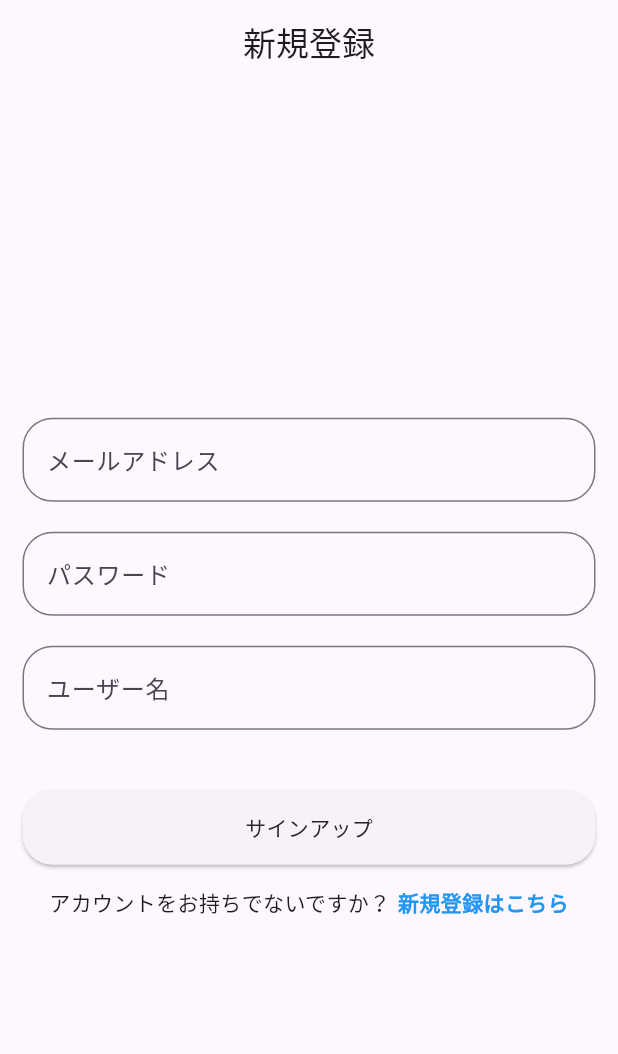
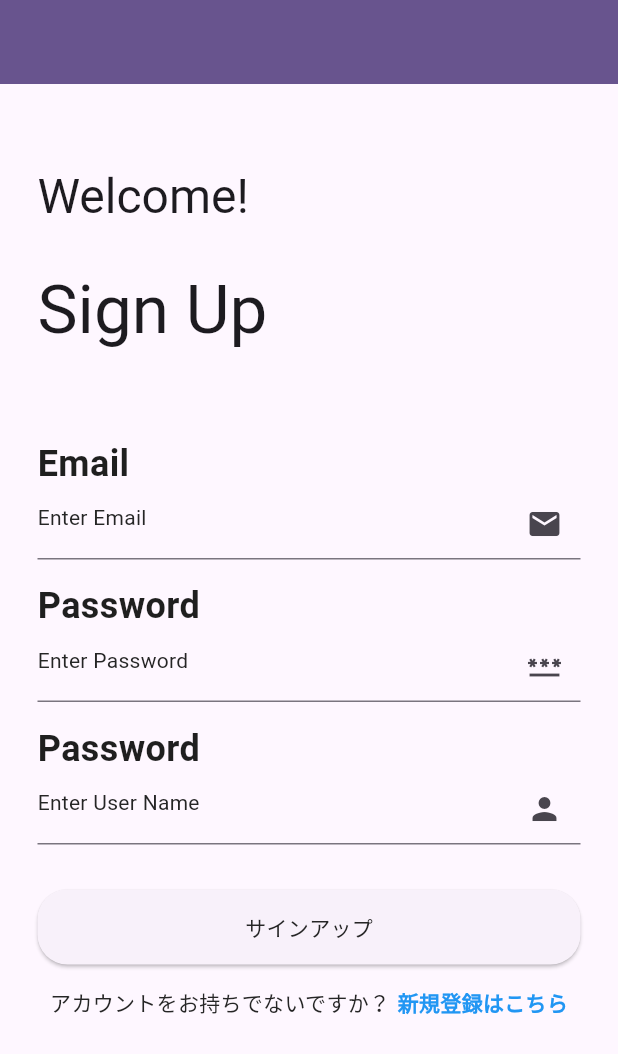
Before and after one commit to HamadaStudy/ez_vocab, a Flutter app: the screen it shows after launch, on a phone screen of 412 x 824 dp. Shown: the top 1054 px of the screen. Run offline on Flutter 3.47's test engine with Material 3 defaults, Android fonts, the light colour scheme and no system bars; Roboto replaces fonts that are missing (WorkSans).

Commit message:
sign upページのデザイン変更

```diff
--- a/lib/features/auth/views/screens/sign_in_screen.dart
+++ b/lib/features/auth/views/screens/sign_in_screen.dart
@@ -44,13 +44,15 @@ class _SignInScreenState extends State<SignInScreen> {
           children: <Widget>[
             AuthCustomTextField(
               controller: _emailController,
-              labelText: 'メールアドレス',
+              hintText: 'Enter Email',
               keyboardType: TextInputType.emailAddress,
+              suffixIcon: Icon(Icons.email),
             ),
             AuthCustomTextField(
               controller: _passwordController,
-              labelText: 'パスワード',
-              obscureText: true, // パスワードは非表示にする
+              hintText: 'Enter Password',
+              obscureText: true,
+              suffixIcon: Icon(Icons.password),
             ),
             kGap30,
             AuthCustomButton(text: 'サインイン', onPressed: _handleSignIn),
--- a/lib/features/auth/views/screens/sign_up_screen.dart
+++ b/lib/features/auth/views/screens/sign_up_screen.dart
@@ -40,25 +40,39 @@ class _SignUpScreenState extends State<SignUpScreen> {
   @override
   Widget build(BuildContext context) {
     return Scaffold(
-      appBar: AppBar(title: const Text('新規登録'), centerTitle: true),
+      backgroundColor: Theme.of(context).colorScheme.surface,
+      appBar: AppBar(backgroundColor: Theme.of(context).colorScheme.primary),
       body: Padding(
-        padding: kPadd15,
+        padding: kPadd25,
         child: Column(
-          mainAxisAlignment: MainAxisAlignment.center,
+          crossAxisAlignment: CrossAxisAlignment.start,
           children: <Widget>[
+            kGap30,
+            Text('Welcome!', style: Theme.of(context).textTheme.headlineLarge),
+            kGap30,
+            Text('Sign Up', style: Theme.of(context).textTheme.displayMedium),
+            kGap60,
+            Text('Email', style: Theme.of(context).textTheme.headlineSmall),
             AuthCustomTextField(
               controller: _emailController,
-              labelText: 'メールアドレス',
+              hintText: 'Enter Email',
               keyboardType: TextInputType.emailAddress,
+              suffixIcon: Icon(Icons.email),
             ),
+            kGap15,
+            Text('Password', style: Theme.of(context).textTheme.headlineSmall),
             AuthCustomTextField(
               controller: _passwordController,
-              labelText: 'パスワード',
+              hintText: 'Enter Password',
               obscureText: true,
+              suffixIcon: Icon(Icons.password),
             ),
+            kGap15,
+            Text('Password', style: Theme.of(context).textTheme.headlineSmall),
             AuthCustomTextField(
               controller: _usernameController,
-              labelText: 'ユーザー名',
+              hintText: 'Enter User Name',
+              suffixIcon: Icon(Icons.person),
             ),
             kGap30,
             AuthCustomButton(text: 'サインアップ', onPressed: _handleSignUp),
--- a/lib/features/auth/views/widgets/auth_custom_text_field.dart
+++ b/lib/features/auth/views/widgets/auth_custom_text_field.dart
@@ -1,34 +1,34 @@
 import 'package:ez_vocab/commons.dart';
 
 class AuthCustomTextField extends StatelessWidget {
-  final String labelText;
+  final String hintText;
   final bool obscureText;
   final TextInputType keyboardType;
   final ValueChanged<String>? onChanged;
   final TextEditingController? controller;
+  final Icon? suffixIcon;
 
   const AuthCustomTextField({
     super.key,
-    required this.labelText,
+    required this.hintText,
     this.obscureText = false,
     this.keyboardType = TextInputType.text,
     this.onChanged,
     this.controller,
+    this.suffixIcon,
   });
 
   @override
   Widget build(BuildContext context) {
-    return Padding(
-      padding: kPaddV10,
-      child: TextFormField(
-        controller: controller,
-        obscureText: obscureText,
-        keyboardType: keyboardType,
-        onChanged: onChanged,
-        decoration: InputDecoration(
-          labelText: labelText,
-          border: OutlineInputBorder(borderRadius: kRadius20),
-        ),
+    return TextFormField(
+      controller: controller,
+      obscureText: obscureText,
+      keyboardType: keyboardType,
+      onChanged: onChanged,
+      decoration: InputDecoration(
+        hintText: hintText,
+        hintStyle: MyStyles.body2,
+        suffixIcon: suffixIcon,
       ),
     );
   }
--- a/lib/main.dart
+++ b/lib/main.dart
@@ -1,3 +1,4 @@
+import 'package:ez_vocab/commons.dart';
 import 'package:ez_vocab/features/auth/views/screens/sign_up_screen.dart';
 import 'package:flutter/material.dart';
 
@@ -14,7 +15,11 @@ class MyApp extends StatelessWidget {
     return MaterialApp(
       title: 'Flutter Demo',
       theme: ThemeData(
-        colorScheme: ColorScheme.fromSeed(seedColor: Colors.deepPurple),
+        colorScheme: ColorScheme.fromSeed(
+          seedColor: Colors.deepPurple,
+          brightness: Brightness.light,
+        ),
+        textTheme: MyStyles.textTheme,
       ),
       home: SignUpScreen(),
     );
--- a/lib/styles/sizes.dart
+++ b/lib/styles/sizes.dart
@@ -8,6 +8,8 @@ const kGap5 = SizedBox.square(dimension: 5);
 const kGap8 = SizedBox.square(dimension: 8);
 const kGap15 = SizedBox.square(dimension: 15);
 const kGap30 = SizedBox.square(dimension: 30);
+const kGap60 = SizedBox.square(dimension: 60);
+const kGap90 = SizedBox.square(dimension: 90);
 
 ///Const of Paddings used around the app
 const kPadd2 = EdgeInsets.all(2);
```
